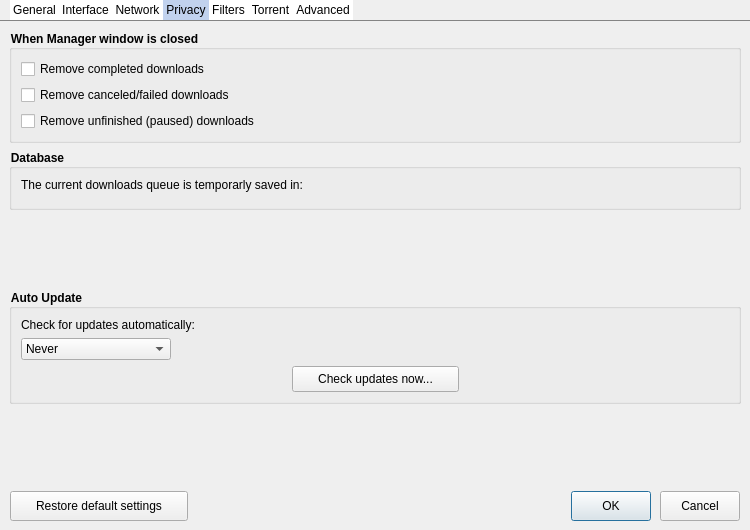
Above: src/dialogs/preferencedialog.ui from setvisible/ArrowDL before the change. Below: the same form after it.
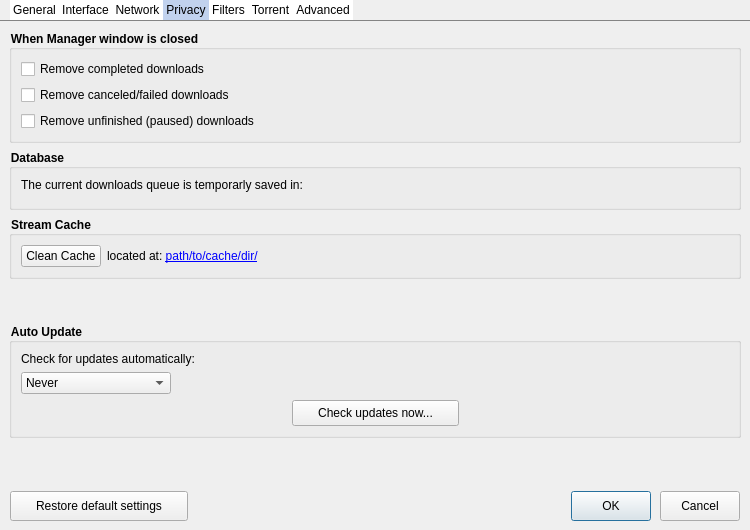
That is the form after the change. The open tabs and pages were chosen to show the change. Icons and pictures are not drawn. Custom widgets are drawn as their Qt base class.

Commit message: [Stream] Add cache cleaning

```diff
--- a/src/dialogs/preferencedialog.ui
+++ b/src/dialogs/preferencedialog.ui
@@ -488,7 +488,7 @@
       <attribute name="title">
        <string>Privacy</string>
       </attribute>
-      <layout class="QVBoxLayout" name="verticalLayout_8" stretch="0,0,1,0,1">
+      <layout class="QVBoxLayout" name="verticalLayout_8" stretch="0,0,0,1,0,1">
        <item>
         <widget class="QGroupBox" name="groupBox_5">
          <property name="title">
@@ -538,6 +538,52 @@
          </layout>
         </widget>
        </item>
+       <item>
+        <widget class="QGroupBox" name="groupBox_12">
+         <property name="title">
+          <string>Stream Cache</string>
+         </property>
+         <layout class="QVBoxLayout" name="verticalLayout_20">
+          <item>
+           <layout class="QHBoxLayout" name="horizontalLayout_14">
+            <property name="rightMargin">
+             <number>10</number>
+            </property>
+            <item>
+             <widget class="QPushButton" name="streamCleanCacheButton">
+              <property name="text">
+               <string>Clean Cache</string>
+              </property>
+             </widget>
+            </item>
+            <item>
+             <widget class="QLabel" name="streamCleanCacheLabel">
+              <property name="text">
+               <string>located at: &lt;a href=&quot;https://www.example.org/tutorial.html&quot;&gt;path/to/cache/dir/&lt;/a&gt;</string>
+              </property>
+              <property name="openExternalLinks">
+               <bool>true</bool>
+              </property>
+             </widget>
+            </item>
+            <item>
+             <spacer name="horizontalSpacer_7">
+              <property name="orientation">
+               <enum>Qt::Horizontal</enum>
+              </property>
+              <property name="sizeHint" stdset="0">
+               <size>
+                <width>468</width>
+                <height>20</height>
+               </size>
+              </property>
+             </spacer>
+            </item>
+           </layout>
+          </item>
+         </layout>
+        </widget>
+       </item>
        <item>
         <spacer name="verticalSpacer_3">
          <property name="orientation">
```
The commit also changes 4 other files.
